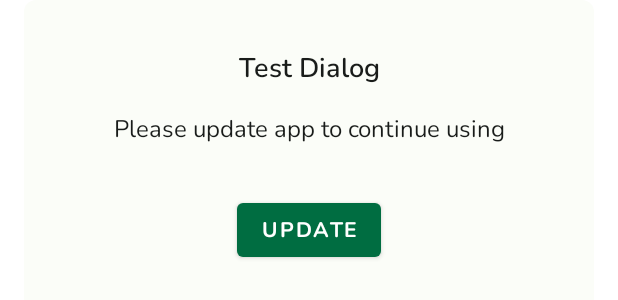
After one commit to rishujam/GreenH, an Android app built with Jetpack Compose: the layout dialog_generic.xml on its own in the app's theme, with its tools: preview values and no code run, on a phone screen of 412 x 824 dp. The commit adds this screen. Shown: the top 300 px of the screen. Run offline under Robolectric (Android 15) with nearby library versions, the phone set to English and light mode, and no system bars; Roboto replaces fonts that are not available here.

Commit message:
force update working

```diff
--- a/app/src/main/java/com/ev/greenh/common/commonui/ActivityViewModel.kt
+++ b/app/src/main/java/com/ev/greenh/common/commonui/ActivityViewModel.kt
@@ -28,9 +28,7 @@ class ActivityViewModel(
     fun onEvent(event: ActivityEvent) {
         when (event) {
             is ActivityEvent.ShowDialog -> {
-                state = state.copy(
-                    showDialog = event.dialog
-                )
+
             }
         }
     }
--- a/app/src/main/java/com/ev/greenh/common/commonui/composable/Toolbar.kt
+++ b/app/src/main/java/com/ev/greenh/common/commonui/composable/Toolbar.kt
@@ -50,10 +50,7 @@ fun Toolbar(
                     colorFilter = ColorFilter.tint(Mat3OnBg),
                     modifier = Modifier
                         .size(24.dp)
-                        .clickable(
-                            interactionSource = ,
-                            indication = null
-                        ) {
+                        .clickable {
                             iconClick?.let { iconClick() }
                         },
                 )
--- /dev/null
+++ b/app/src/main/res/drawable/dialog_bg.xml
@@ -0,0 +1,5 @@
+<?xml version="1.0" encoding="utf-8"?>
+<shape xmlns:android="http://schemas.android.com/apk/res/android">
+	<corners android:radius="8dp"/>
+	<solid android:color="@color/mat3_bg"/>
+</shape>
--- /dev/null
+++ b/app/src/main/res/layout/dialog_generic.xml
@@ -0,0 +1,65 @@
+<?xml version="1.0" encoding="utf-8"?>
+<androidx.constraintlayout.widget.ConstraintLayout xmlns:android="http://schemas.android.com/apk/res/android"
+	android:layout_width="match_parent"
+	android:layout_height="wrap_content"
+	xmlns:tools="http://schemas.android.com/tools"
+	xmlns:app="http://schemas.android.com/apk/res-auto">
+
+	<androidx.constraintlayout.widget.ConstraintLayout
+		android:layout_width="match_parent"
+		android:layout_height="wrap_content"
+		android:background="@drawable/dialog_bg"
+		android:layout_marginHorizontal="16dp"
+		app:layout_constraintStart_toStartOf="parent"
+		app:layout_constraintTop_toTopOf="parent"
+		app:layout_constraintEnd_toEndOf="parent">
+
+		<TextView
+			android:id="@+id/tvDialogTitle"
+			android:layout_width="match_parent"
+			android:layout_height="wrap_content"
+			tools:text="Test Dialog"
+			android:paddingTop="32dp"
+			android:fontFamily="@font/nunito_semi_bold"
+			android:textColor="@color/mat3_on_bg"
+			android:textSize="18sp"
+			android:paddingHorizontal="16dp"
+			android:textAlignment="center"
+			app:layout_constraintTop_toTopOf="parent"
+			app:layout_constraintStart_toStartOf="parent"
+			app:layout_constraintEnd_toEndOf="parent"/>
+
+		<TextView
+			android:id="@+id/tvDialogMessage"
+			android:layout_width="match_parent"
+			android:layout_height="wrap_content"
+			tools:text="Please update app to continue using"
+			android:fontFamily="@font/nunito_regular"
+			android:textSize="16sp"
+			android:textColor="@color/mat3_on_bg"
+			android:textAlignment="center"
+			android:paddingHorizontal="16dp"
+			android:paddingTop="16dp"
+			app:layout_constraintEnd_toEndOf="parent"
+			app:layout_constraintStart_toStartOf="parent"
+			app:layout_constraintTop_toBottomOf="@id/tvDialogTitle"/>
+
+		<Button
+			android:id="@+id/btnDialog"
+			android:layout_width="wrap_content"
+			android:layout_height="wrap_content"
+			tools:text="Update"
+			android:fontFamily="@font/nunito_bold"
+			android:layout_marginTop="32dp"
+			app:layout_constraintStart_toStartOf="parent"
+			app:layout_constraintEnd_toEndOf="parent"
+			app:layout_constraintTop_toBottomOf="@id/tvDialogMessage"/>
+
+		<View
+			android:layout_width="match_parent"
+			android:layout_height="32dp"
+			app:layout_constraintTop_toBottomOf="@id/btnDialog"/>
+
+	</androidx.constraintlayout.widget.ConstraintLayout>
+
+</androidx.constraintlayout.widget.ConstraintLayout>
```
Also changed, not shown: app/src/main/java/com/ev/greenh/home/ui/HomeScreen.kt (+51 -34 lines), app/src/main/java/com/ev/greenh/ui/MainActivity.kt (+46 -7 lines).
